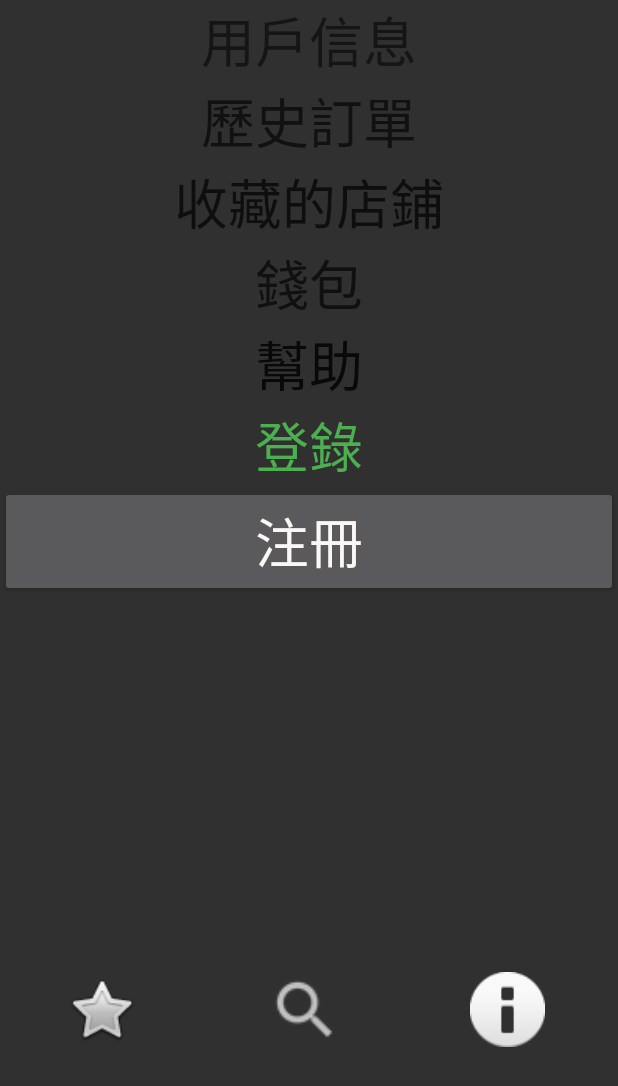
After one commit to g-chameleon/AndroidFoodTakeout, an Android app: the user screen opened directly, with no data from a screen before it, on a phone screen of 412 x 824 dp. The commit adds this screen. Shown: the top 1086 px of the screen. Run offline under Robolectric (Android 15) with nearby library versions, the phone set to English and light mode, and no system bars.

Commit message:
reg and user

```diff
--- a/flashDrop/app/src/main/AndroidManifest.xml
+++ b/flashDrop/app/src/main/AndroidManifest.xml
@@ -10,6 +10,12 @@
         android:supportsRtl="true"
         android:theme="@style/Theme.AppCompat.NoActionBar">
         <activity
+            android:name=".user"
+            android:exported="false" />
+        <activity
+            android:name=".reg"
+            android:exported="false" />
+        <activity
             android:name=".MainActivity"
             android:exported="true">
             <intent-filter>
--- /dev/null
+++ b/flashDrop/app/src/main/java/fcu/flashDrop/user.java
@@ -0,0 +1,21 @@
+package fcu.flashDrop;
+
+import androidx.appcompat.app.AppCompatActivity;
+
+import android.content.Intent;
+import android.os.Bundle;
+import android.view.View;
+
+public class user extends AppCompatActivity {
+
+    @Override
+    protected void onCreate(Bundle savedInstanceState) {
+        super.onCreate(savedInstanceState);
+        setContentView(R.layout.activity_user);
+    }
+    public void reg(View v) {
+        Intent it = new Intent(this, reg.class);
+
+        startActivity(it);
+    }
+}
--- /dev/null
+++ b/flashDrop/app/src/main/res/layout/activity_user.xml
@@ -0,0 +1,105 @@
+<?xml version="1.0" encoding="utf-8"?>
+<androidx.constraintlayout.widget.ConstraintLayout xmlns:android="http://schemas.android.com/apk/res/android"
+    xmlns:app="http://schemas.android.com/apk/res-auto"
+    xmlns:tools="http://schemas.android.com/tools"
+    android:layout_width="match_parent"
+    android:layout_height="match_parent">
+
+    <LinearLayout
+        android:layout_width="match_parent"
+        android:layout_height="match_parent"
+        android:orientation="vertical">
+
+        <TextView
+            android:id="@+id/textView"
+            android:layout_width="match_parent"
+            android:layout_height="wrap_content"
+            android:text="用戶信息"
+            android:textAlignment="center"
+            android:textColor="#151515"
+            android:textSize="36sp" />
+
+        <TextView
+            android:id="@+id/textView2"
+            android:layout_width="match_parent"
+            android:layout_height="wrap_content"
+            android:text="歷史訂單"
+            android:textAlignment="center"
+            android:textColor="#121111"
+            android:textSize="36sp" />
+
+        <TextView
+            android:id="@+id/textView3"
+            android:layout_width="match_parent"
+            android:layout_height="wrap_content"
+            android:text="收藏的店鋪"
+            android:textAlignment="center"
+            android:textColor="#0E0E0E"
+            android:textSize="36sp" />
+
+        <TextView
+            android:id="@+id/textView4"
+            android:layout_width="match_parent"
+            android:layout_height="wrap_content"
+            android:text="錢包"
+            android:textAlignment="center"
+            android:textColor="#101010"
+            android:textSize="36sp" />
+
+        <TextView
+            android:id="@+id/textView5"
+            android:layout_width="match_parent"
+            android:layout_height="wrap_content"
+            android:text="幫助"
+            android:textAlignment="center"
+            android:textColor="#090909"
+            android:textSize="36sp" />
+
+        <TextView
+            android:id="@+id/textView7"
+            android:layout_width="match_parent"
+            android:layout_height="wrap_content"
+            android:text="登錄"
+            android:textAlignment="center"
+            android:textColor="#4CAF50"
+            android:textSize="36sp" />
+
+        <Button
+            android:id="@+id/button"
+            android:layout_width="match_parent"
+            android:layout_height="wrap_content"
+            android:onClick="reg"
+            android:text="注冊"
+            android:textAlignment="center"
+            android:textColor="#FBF7F7"
+            android:textSize="36sp"
+            app:iconTint="#090909"
+            tools:text="注冊" />
+
+        <TableRow
+            android:layout_width="match_parent"
+            android:layout_height="97dp"
+            android:layout_marginTop="250sp">
+
+            <ImageView
+                android:id="@+id/imageView"
+                android:layout_width="135sp"
+                android:layout_height="50sp"
+                app:srcCompat="@android:drawable/btn_star" />
+
+            <ImageView
+                android:id="@+id/imageView3"
+                android:layout_width="135sp"
+                android:layout_height="50sp"
+                app:srcCompat="?android:attr/actionModeWebSearchDrawable" />
+
+            <ImageView
+                android:id="@+id/imageView2"
+                android:layout_width="135sp"
+                android:layout_height="50sp"
+                app:srcCompat="@android:drawable/ic_dialog_info" />
+
+        </TableRow>
+    </LinearLayout>
+
+</androidx.constraintlayout.widget.ConstraintLayout>
--- a/flashDrop/app/src/main/res/layout/title_bar.xml
+++ b/flashDrop/app/src/main/res/layout/title_bar.xml
@@ -10,7 +10,8 @@
         android:layout_height="55dp"
         android:layout_centerVertical="true"
         android:background="@drawable/go_back"
-        android:clickable="true" />
+        android:clickable="true"
+        android:onClick="user" />
 
     <TextView
         android:id="@+id/tv_title"
```
Also changed, not shown: flashDrop/app/src/main/java/fcu/flashDrop/MainActivity.java (+7 -0 lines), flashDrop/app/src/main/java/fcu/flashDrop/reg.java (added, +21 -0 lines), flashDrop/app/src/main/res/layout/activity_reg.xml (added, +160 -0 lines), flashDrop/app/src/main/res/values/strings.xml (+11 -0 lines).
